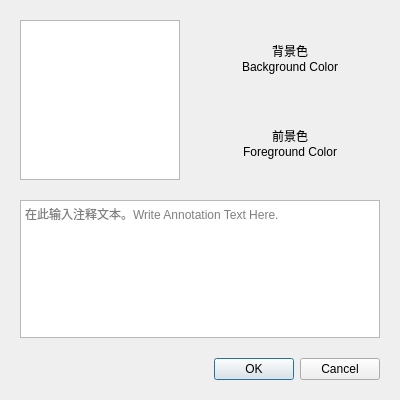
The window that src/Form_Files/SelectAnnotation.ui (luojilab/Magic) describes before a commit, drawn with Qt 5.
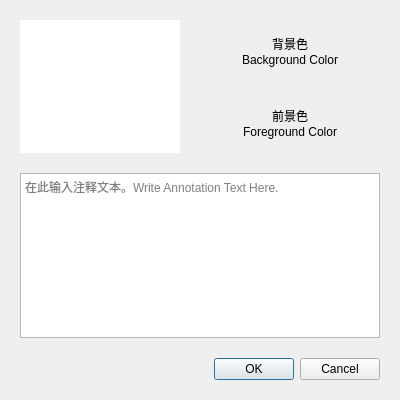
The same window after the commit.

```diff
--- a/src/Form_Files/SelectAnnotation.ui
+++ b/src/Form_Files/SelectAnnotation.ui
@@ -45,18 +45,18 @@
       </property>
       <item>
        <widget class="QGraphicsView" name="iconView">
-        <property name="sizePolicy">
-         <sizepolicy hsizetype="Fixed" vsizetype="Fixed">
-          <horstretch>0</horstretch>
-          <verstretch>0</verstretch>
-         </sizepolicy>
-        </property>
         <property name="maximumSize">
          <size>
           <width>160</width>
           <height>160</height>
          </size>
         </property>
+        <property name="frameShape">
+         <enum>QFrame::NoFrame</enum>
+        </property>
+        <property name="interactive">
+         <bool>false</bool>
+        </property>
        </widget>
       </item>
       <item>
```
